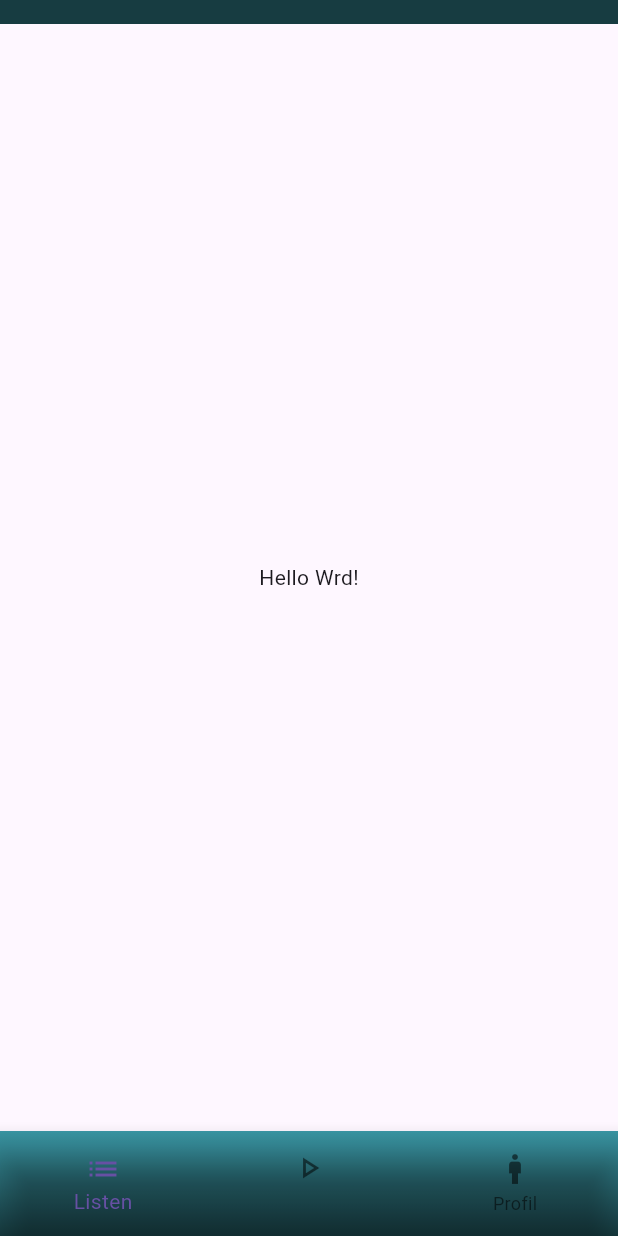
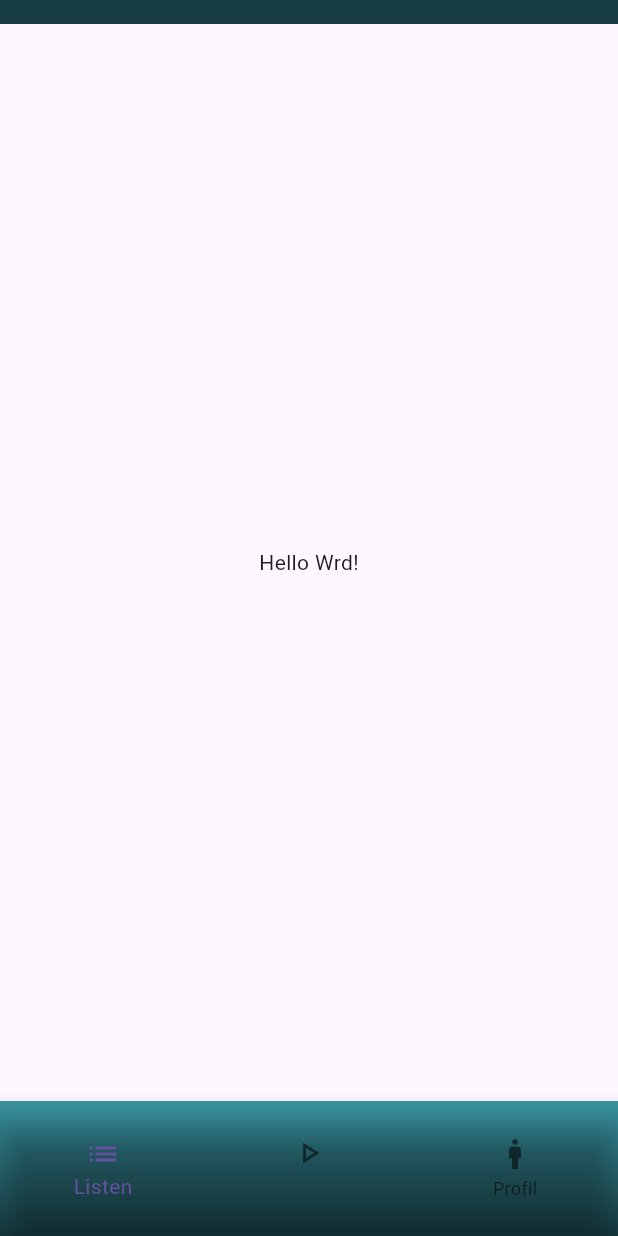
Before and after one commit to Selihei/Projektrelevant, a Flutter app: the screen it shows after launch, on a phone screen of 412 x 824 dp. Run offline on Flutter 3.47's test engine with Material 3 defaults, Android fonts, the phone set to English and light mode, and no system bars.

Commit message:
nav bar fix

```diff
--- a/flutterscreens/lib/main.dart
+++ b/flutterscreens/lib/main.dart
@@ -1,5 +1,3 @@
-import 'dart:ffi';
-
 import 'package:flutter/material.dart';
 import 'package:flutterscreens/widgets/navs.dart';
 import 'package:flutterscreens/widgets/buttons.dart';
@@ -22,18 +20,18 @@ class MainApp extends StatelessWidget {
         body: Center(
           child: Text('Hello Wrd!'),
         ),
-          bottomNavigationBar: SafeArea(
-          child: Column(
+          bottomNavigationBar:
+          Column(
             mainAxisSize: MainAxisSize.min,
             children: [
               CustomNavigationBar(
                 currentIndex: 0,
-             //   onTap: (_) {}, // oder einfach weglassen, wenn du es optional machst
+             //   onTap: (_) {},
               ),
            //   const CustomBottomAppBar(), // farbiger Streifen
             ],
           ),
-        ),
+
       ),
     );
   }
--- a/flutterscreens/lib/widgets/navs.dart
+++ b/flutterscreens/lib/widgets/navs.dart
@@ -16,7 +16,7 @@ class CustomNavigationBar extends StatelessWidget {
   Widget build(BuildContext context) {
     return Container(
       // Höhe der Navigation Bar anpassen, z.B. 60
-      height: 70,
+      height: 90,
       decoration: BoxDecoration(
         gradient: LinearGradient(
           colors: [
```
